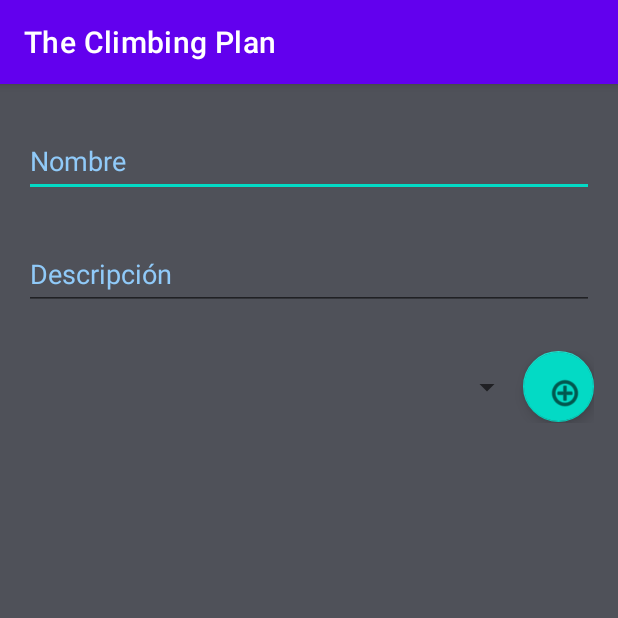
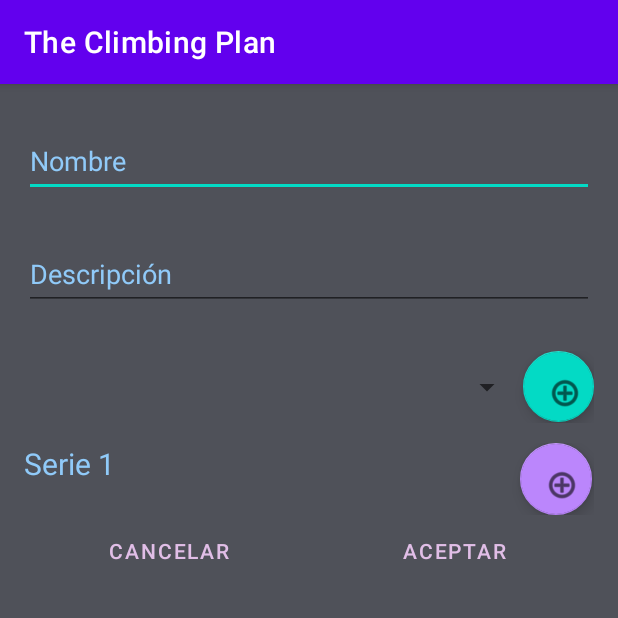
Before and after one commit to IgnaDev/TheClimbingPlan, an Android app: the FormularioEntrenamiento screen opened directly, with no data from a screen before it, on a phone screen of 412 x 824 dp, the top half of it. Run offline under Robolectric (Android 15) with nearby library versions, the phone set to English and light mode, and no system bars; our stand-ins replace Room's generated code.

Commit message:
crear series

```diff
--- a/app/src/main/java/com/example/theclimbingplan/FormularioEntrenamiento.java
+++ b/app/src/main/java/com/example/theclimbingplan/FormularioEntrenamiento.java
@@ -33,12 +33,15 @@ public class FormularioEntrenamiento extends AppCompatActivity {
         etDescripcionEntrenamiento = findViewById(R.id.etDescripcionEntrenamiento);
         spinnerCategoría = findViewById(R.id.spinnerCategoria);
         btnCrearCategoria = findViewById(R.id.btnCrearCategoria);
+
         baseDatos = Room.databaseBuilder(
                 getApplicationContext(),
                 BaseDatos.class,
                 "@DBPruebas"
         ).allowMainThreadQueries().build();
+//TODO refrescar spinner al abrir activity
 
+        //CATEGORIA
         adapterSpinnerCategoria();
         btnCrearCategoria.setOnClickListener(new View.OnClickListener() {
             @Override
@@ -46,6 +49,9 @@ public class FormularioEntrenamiento extends AppCompatActivity {
                 irCrearCategoria();
             }
         });
+
+        //SERIES
+
 
     }
 
--- a/app/src/main/res/layout/activity_formulario_entrenamiento.xml
+++ b/app/src/main/res/layout/activity_formulario_entrenamiento.xml
@@ -65,13 +65,64 @@
                 android:layout_height="wrap_content"
                 android:layout_weight="1"
                 android:clickable="true"
+                android:contentDescription="@string/todo"
+                android:focusable="true"
                 android:minWidth="48dp"
                 android:minHeight="48dp"
                 app:srcCompat="@android:drawable/ic_menu_add"
-                tools:ignore="SpeakableTextPresentCheck,TouchTargetSizeCheck"
-                android:contentDescription="@string/todo"
-                android:focusable="true" />
+                tools:ignore="SpeakableTextPresentCheck,TouchTargetSizeCheck,DuplicateSpeakableTextCheck" />
 
+        </LinearLayout>
+
+        <LinearLayout
+            android:layout_width="match_parent"
+            android:layout_height="wrap_content"
+            android:layout_marginTop="13dp"
+            android:orientation="horizontal">
+
+            <TextView
+                android:id="@+id/tvSerie1"
+                android:layout_width="329dp"
+                android:layout_height="48dp"
+                android:layout_weight="1"
+                android:text="@string/serie_1"
+                android:textColor="#90CAF9"
+                android:textSize="20sp" />
+
+            <com.google.android.material.floatingactionbutton.FloatingActionButton
+                android:id="@+id/btnSerie1"
+                android:layout_width="48dp"
+                android:layout_height="48dp"
+                android:layout_weight="1"
+                android:clickable="true"
+                app:backgroundTint="@color/purple_200"
+                app:srcCompat="@android:drawable/ic_menu_add"
+                tools:ignore="SpeakableTextPresentCheck" />
+
+        </LinearLayout>
+
+        <LinearLayout
+            android:layout_width="match_parent"
+            android:layout_height="match_parent"
+            android:orientation="horizontal">
+
+            <Button
+                android:id="@+id/btnVolverFormularioEntr"
+                style="?android:attr/buttonBarButtonStyle"
+                android:layout_width="wrap_content"
+                android:layout_height="wrap_content"
+                android:layout_weight="1"
+                android:text="@string/cancelar"
+                android:textColor="#E1BEE7" />
+
+            <Button
+                android:id="@+id/btnAceptarFormuEntre"
+                style="?android:attr/buttonBarButtonStyle"
+                android:layout_width="wrap_content"
+                android:layout_height="wrap_content"
+                android:layout_weight="1"
+                android:text="@string/aceptar"
+                android:textColor="#E1BEE7" />
         </LinearLayout>
 
     </LinearLayout>
```
Also changed, not shown: app/src/main/res/layout/activity_auth.xml (+12 -9 lines), app/src/main/res/values/strings.xml (+7 -0 lines).
